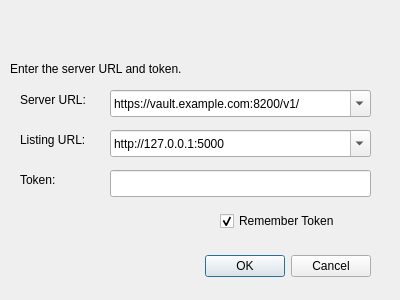
ShadowApex/vaultkee, file vaultkee/ui/login.ui: the form before one commit.
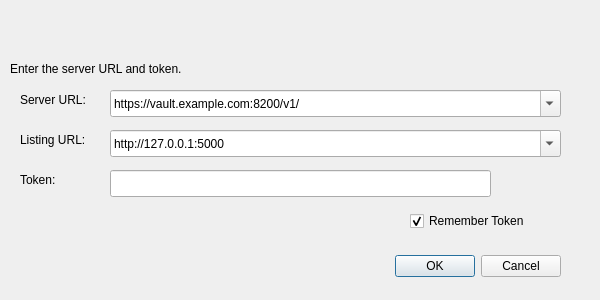
The form after the commit. Icons and pictures are not drawn.

Patch:
```diff
--- a/vaultkee/ui/login.ui
+++ b/vaultkee/ui/login.ui
@@ -6,19 +6,19 @@
    <rect>
     <x>0</x>
     <y>0</y>
-    <width>400</width>
+    <width>600</width>
     <height>300</height>
    </rect>
   </property>
   <property name="minimumSize">
    <size>
-    <width>400</width>
+    <width>600</width>
     <height>300</height>
    </size>
   </property>
   <property name="maximumSize">
    <size>
-    <width>400</width>
+    <width>600</width>
     <height>300</height>
    </size>
   </property>
@@ -28,7 +28,7 @@
   <widget class="QDialogButtonBox" name="buttonBox">
    <property name="geometry">
     <rect>
-     <x>30</x>
+     <x>220</x>
      <y>250</y>
      <width>341</width>
      <height>32</height>
@@ -46,7 +46,7 @@
     <rect>
      <x>110</x>
      <y>170</y>
-     <width>261</width>
+     <width>381</width>
      <height>27</height>
     </rect>
    </property>
@@ -101,7 +101,7 @@
     <rect>
      <x>0</x>
      <y>0</y>
-     <width>411</width>
+     <width>641</width>
      <height>51</height>
     </rect>
    </property>
@@ -139,7 +139,7 @@
     <rect>
      <x>110</x>
      <y>90</y>
-     <width>261</width>
+     <width>451</width>
      <height>27</height>
     </rect>
    </property>
@@ -158,7 +158,7 @@
   <widget class="QCheckBox" name="saveLoginCheckbox">
    <property name="geometry">
     <rect>
-     <x>220</x>
+     <x>410</x>
      <y>210</y>
      <width>151</width>
      <height>22</height>
@@ -189,7 +189,7 @@
     <rect>
      <x>110</x>
      <y>130</y>
-     <width>261</width>
+     <width>451</width>
      <height>27</height>
     </rect>
    </property>
```
